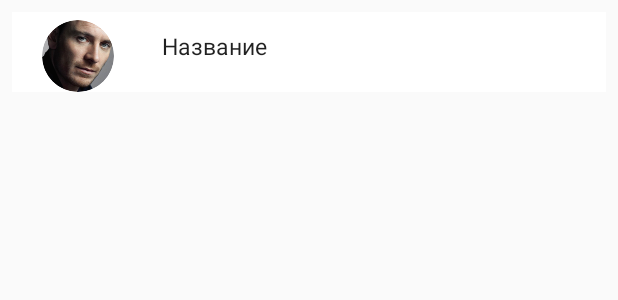
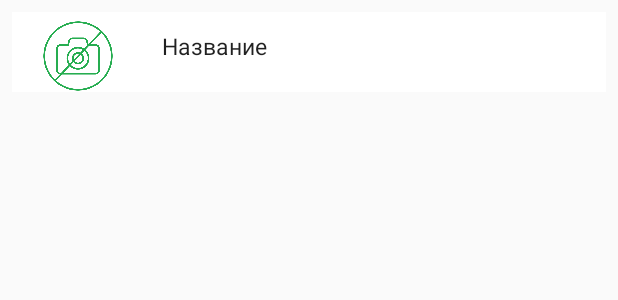
Before and after one commit to ampp8800/Hochu_pomoch, an Android app: the layout friend_item.xml on its own in the app's theme, with its tools: preview values and no code run, on a phone screen of 412 x 824 dp. Shown: the top 300 px of the screen. Run offline under Robolectric (Android 15) with nearby library versions, the phone set to English and light mode, and no system bars.

Commit message:
review edits(1)

```diff
--- a/app/src/main/java/com/ampp8800/hochupomoch/BottomNavigationLogic.java
+++ b/app/src/main/java/com/ampp8800/hochupomoch/BottomNavigationLogic.java
@@ -9,7 +9,7 @@ import androidx.annotation.NonNull;
 
 public class BottomNavigationLogic {
 
-    public static void switchingSectionsByAccrual(@NonNull Context context, @NonNull View view) {
+    public static void bottomBarInitialization(@NonNull Context context, @NonNull View view) {
         View newsButton = (View) view.findViewById(R.id.news_button);
         View searchButton = (View) view.findViewById(R.id.search_button);
         View helpButton = (View) view.findViewById(R.id.help_button);
--- a/app/src/main/java/com/ampp8800/hochupomoch/FriendAdapter.java
+++ b/app/src/main/java/com/ampp8800/hochupomoch/FriendAdapter.java
@@ -30,10 +30,8 @@ public class FriendAdapter extends RecyclerView.Adapter<FriendListItemViewHolder
     }
 
     @Override
-    public void onBindViewHolder(FriendListItemViewHolder holder, int position) {
-        ListItem friend = friendListItems.get(position);
-        holder.imageFriendView.setImageResource(FriendListItemViewHolder.targetImageViewFromUrl(friend.getImageViewURL(), context));
-        holder.nameView.setText(friend.getName());
+    public void onBindViewHolder(@NonNull FriendListItemViewHolder holder, int position) {
+        holder.bind(friendListItems, position, context);
     }
 
     @Override
--- /dev/null
+++ b/app/src/main/res/drawable/ic_no_photo.xml
@@ -0,0 +1,9 @@
+<vector xmlns:android="http://schemas.android.com/apk/res/android"
+    android:width="512dp"
+    android:height="512dp"
+    android:viewportWidth="512"
+    android:viewportHeight="512">
+  <path
+      android:pathData="M256,10A246,246 0,0 0,82.052 429.949a246,246 0,1 0,347.9 -347.9A244.39,244.39 0,0 0,256 10ZM90.537,421.463A234,234 0,0 1,413.655 83.085l-82.812,87.369 -5.485,-21.769a32.076,32.076 0,0 0,-31.139 -24.267h-76.65a32.034,32.034 0,0 0,-31.195 24.5l-5.4,22.138L132.112,171.056A32.148,32.148 0,0 0,100 203.164L100,355.47a32.167,32.167 0,0 0,25.659 31.46l-33.88,35.745C91.366,422.269 90.947,421.873 90.537,421.463ZM274.9,246.92a31.349,31.349 0,1 1,-42.894 45.255ZM225.888,281.185A31.375,31.375 0,0 1,263.6 241.4ZM272.668,231.83a43.357,43.357 0,0 0,-55.846 58.92l-18.509,19.527a69.182,69.182 0,0 1,92.858 -97.967ZM223.717,300.92a43.348,43.348 0,1 0,59.468 -62.741l17.8,-18.777A69.173,69.173 0,1 1,205.922 319.7ZM299.59,203.428A81.155,81.155 0,0 0,189.9 319.155l-53.483,56.426h-4.3A20.134,20.134 0,0 1,112 355.47L112,203.164a20.134,20.134 0,0 1,20.112 -20.111h53.57a6,6 0,0 0,5.828 -4.577l6.521,-26.715a20.065,20.065 0,0 1,19.538 -15.343h76.65a20.09,20.09 0,0 1,19.5 15.2l6.778,26.9a6,6 0,0 0,0.876 1.923ZM197.662,328.409A81.167,81.167 0,1 0,309.241 210.69l26.195,-27.637h44.452A20.134,20.134 0,0 1,400 203.164L400,355.47a20.134,20.134 0,0 1,-20.112 20.111L152.95,375.581ZM421.462,421.463a233.988,233.988 0,0 1,-320.928 9.419l41.041,-43.3L379.888,387.582A32.148,32.148 0,0 0,412 355.47L412,203.164a32.148,32.148 0,0 0,-32.112 -32.111L346.81,171.053l75.5,-79.651a233.979,233.979 0,0 1,-0.843 330.061Z"
+      android:fillColor="#26ad50"/>
+</vector>
--- a/app/src/main/res/layout/activity_profile.xml
+++ b/app/src/main/res/layout/activity_profile.xml
@@ -22,7 +22,7 @@
                 android:layout_width="wrap_content"
                 android:layout_height="220dp"
                 android:scaleType="centerCrop"
-                app:srcCompat="@drawable/image_man" />
+                app:srcCompat="@drawable/ic_no_photo" />
 
             <TextView
                 android:id="@+id/tv_profile_name"
--- a/app/src/main/res/layout/friend_item.xml
+++ b/app/src/main/res/layout/friend_item.xml
@@ -8,15 +8,15 @@
     android:background="@color/white">
 
     <de.hdodenhof.circleimageview.CircleImageView
-        android:id="@+id/civ__friend"
+        android:id="@+id/civ_friend"
         android:layout_width="48dp"
         android:layout_height="48dp"
         android:layout_marginLeft="20dp"
         android:layout_marginTop="5dp"
         android:layout_marginBottom="5dp"
-        android:src="@drawable/avatar_frend"
         app:layout_constraintStart_toStartOf="parent"
-        app:layout_constraintTop_toTopOf="parent" />
+        app:layout_constraintTop_toTopOf="parent"
+        app:srcCompat="@drawable/ic_no_photo" />
 
     <TextView
         android:id="@+id/tv_name_friend"
@@ -27,6 +27,6 @@
         android:padding="12dp"
         android:text="Название"
         android:textColor="@color/black_87"
-        app:layout_constraintStart_toEndOf="@id/civ__friend" />
+        app:layout_constraintStart_toEndOf="@id/civ_friend" />
 
 </androidx.constraintlayout.widget.ConstraintLayout>
--- a/app/src/main/res/layout/help_item.xml
+++ b/app/src/main/res/layout/help_item.xml
@@ -14,7 +14,8 @@
         app:layout_constraintBottom_toBottomOf="parent"
         app:layout_constraintEnd_toEndOf="parent"
         app:layout_constraintStart_toStartOf="parent"
-        app:layout_constraintTop_toTopOf="parent" />
+        app:layout_constraintTop_toTopOf="parent"
+        app:srcCompat="@drawable/ic_no_photo" />
 
     <TextView
         android:id="@+id/tv_name_help"
```
Also changed, not shown: app/src/main/java/com/ampp8800/hochupomoch/FriendListItemViewHolder.java (+13 -4 lines), app/src/main/java/com/ampp8800/hochupomoch/ListItem.java (+15 -0 lines), app/src/main/java/com/ampp8800/hochupomoch/MainActivity.java (+2 -7 lines), app/src/main/java/com/ampp8800/hochupomoch/ProfileActivity.java (+9 -6 lines), app/src/main/java/com/ampp8800/hochupomoch/ProfileRepository.java (+13 -14 lines), app/src/main/res/drawable/avatar_frend.png (deleted), app/src/main/res/drawable/image_man.png (deleted).
